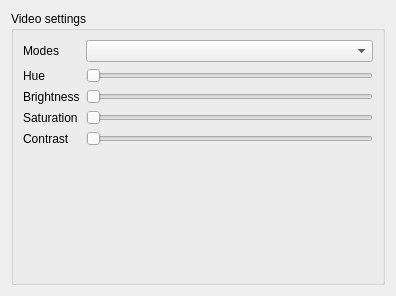
Old version of the form widget/form/settings/avsettings.ui in the repository qTox/qTox.
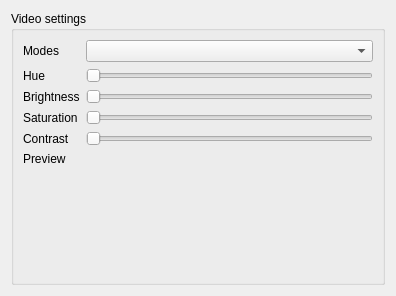
New version of the form.

```diff
--- a/widget/form/settings/avsettings.ui
+++ b/widget/form/settings/avsettings.ui
@@ -95,6 +95,16 @@
           </property>
          </widget>
         </item>
+        <item row="5" column="1">
+         <layout class="QVBoxLayout" name="CamViewLayout"/>
+        </item>
+        <item row="5" column="0">
+         <widget class="QLabel" name="label_6">
+          <property name="text">
+           <string>Preview</string>
+          </property>
+         </widget>
+        </item>
        </layout>
       </item>
       <item>
```
